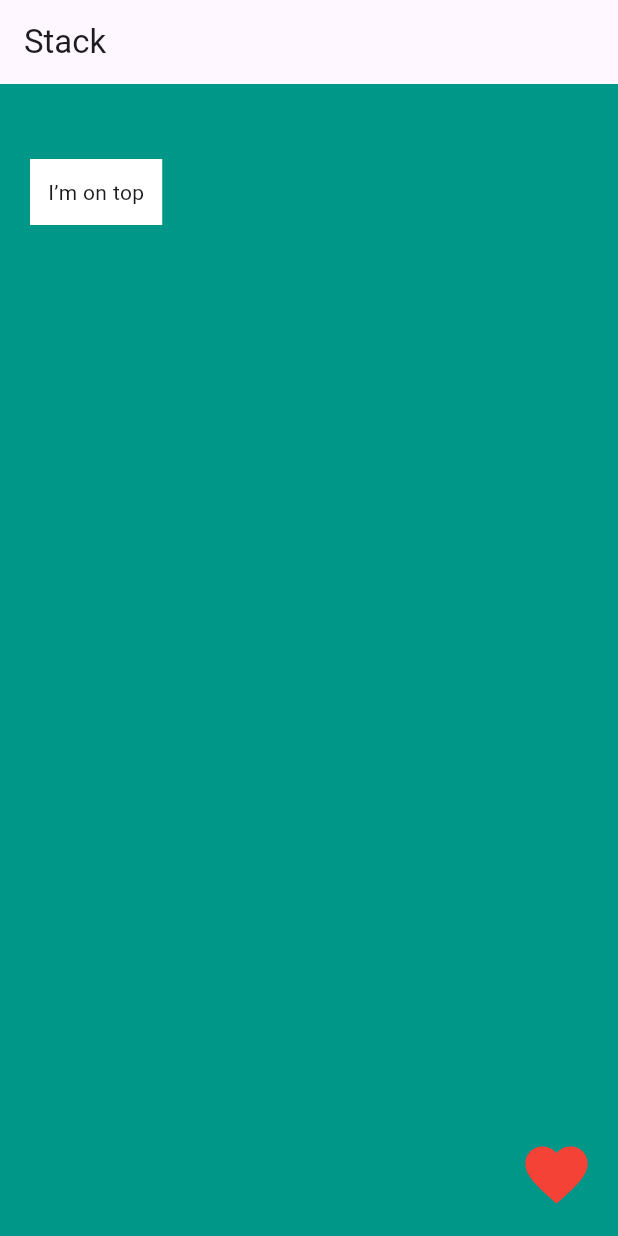
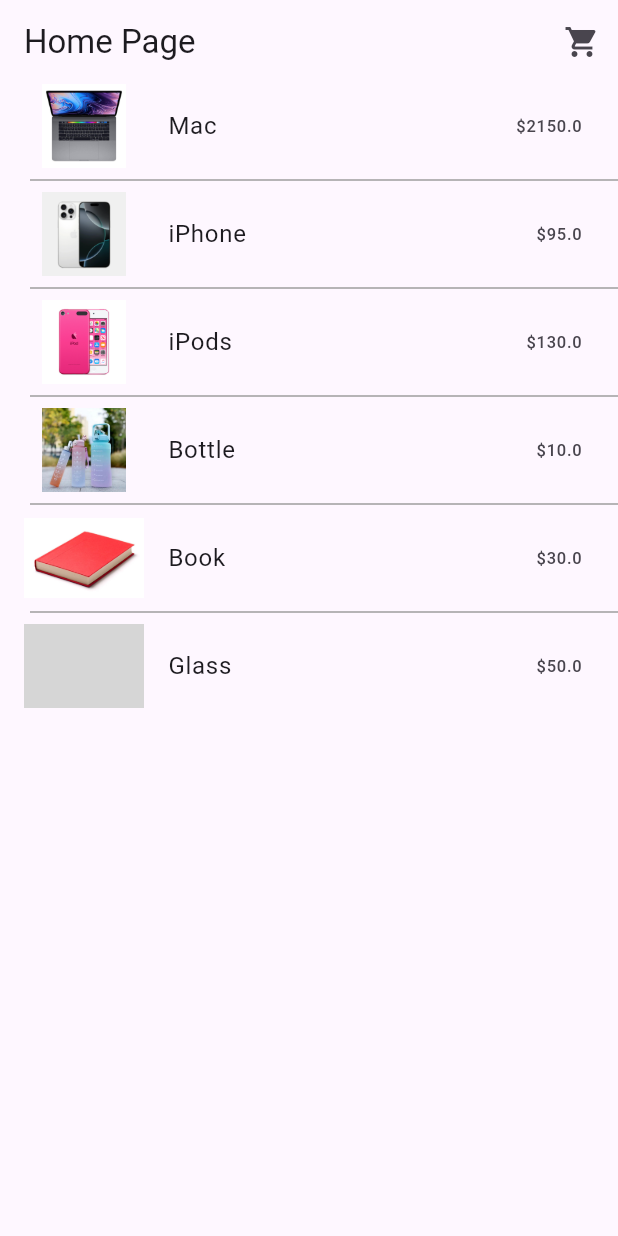
Before and after one commit to UsmanKhalilNGI/Flutter, a Flutter app: the screen it shows after launch, on a phone screen of 412 x 824 dp. Run offline on Flutter 3.47's test engine with Material 3 defaults, Android fonts, the phone set to English and light mode, and no system bars; grey boxes are pictures that could not be loaded.

Commit message:
-Product listing added -Add to cart implemented

```diff
--- a/lib/main.dart
+++ b/lib/main.dart
@@ -1,4 +1,6 @@
+import 'package:demo_app/src/features/home/Home.dart';
 import 'package:flutter/material.dart';
+import 'package:demo_app/src/core/routes/AppRouter.dart';
 
 void main() {
   runApp(const MyApp());
@@ -7,6 +9,7 @@ void main() {
 class MyApp extends StatelessWidget {
   const MyApp({super.key});
 
+
   // This widget is the root of your application.
   @override
   Widget build(BuildContext context) {
@@ -14,10 +17,10 @@ class MyApp extends StatelessWidget {
       debugShowCheckedModeBanner: false,
       title: 'Flutter Demo',
       theme: ThemeData(
-        // Th
         colorScheme: ColorScheme.fromSeed(seedColor: Colors.deepPurple),
       ),
-      home: const StackDemo(),
+      home: const Home(),
+      routes: AppRouter.routes,
       // home: const MyHomePage(title: 'Flutter Demo Home Page'),
     );
   }
--- /dev/null
+++ b/lib/src/core/routes/AppRouter.dart
@@ -0,0 +1,10 @@
+import 'package:flutter/material.dart';
+import '../../features/cart/Cart.dart';
+
+class AppRouter {
+  static const cart = '/cart';
+
+  static final routes = <String, WidgetBuilder>{
+    cart: (_) => const Cart(),
+  };
+}
--- /dev/null
+++ b/lib/src/features/home/Home.dart
@@ -0,0 +1,96 @@
+import 'package:demo_app/src/core/routes/AppRouter.dart';
+import 'package:demo_app/src/features/products/ProductModel.dart';
+import 'package:flutter/material.dart';
+import '../products/ProductRepository.dart';
+
+class Home extends StatefulWidget {
+  const Home({super.key});
+
+  @override
+  State<Home> createState() => _HomeState();
+}
+
+class _HomeState extends State<Home> {
+  List<Product> products = [];
+  int cartCount = 0; // cart badge counter
+  List<Product> cartProducts = [];
+  ProductRepository productRepository = ProductRepository();
+  @override
+  void initState() {
+    super.initState();
+    products = productRepository.products;
+  }
+
+  @override
+  Widget build(BuildContext context) {
+    return Scaffold(
+      appBar: AppBar(
+        title: const Text("Home Page"),
+        actions: [
+          Stack(
+            children: [
+              IconButton(
+                icon: const Icon(Icons.shopping_cart),
+                onPressed: () {
+                  print("Total cart items: ${cartProducts.length}");
+                  // TODO: navigate to cart screen
+                  Navigator.pushNamed(context, AppRouter.cart, arguments: {
+                    'cartProducts': cartProducts,
+                    'productRepository': productRepository,
+                  });
+                },
+              ),
+              if (cartProducts.length > 0)
+                Positioned(
+                  right: 6,
+                  top: 6,
+                  child: Container(
+                    padding: const EdgeInsets.all(4),
+                    decoration: const BoxDecoration(
+                      color: Colors.red,
+                      shape: BoxShape.circle,
+                    ),
+                    child: Text(
+                      cartProducts.length.toString(),
+                      style: const TextStyle(color: Colors.white, fontSize: 12),
+                    ),
+                  ),
+                ),
+            ],
+          ),
+        ],
+      ),
+      body: Column(
+        children: [
+          Expanded(
+            child: ListView.separated(
+              itemCount: products.length,
+              itemBuilder: (context, index) {
+                return GestureDetector(
+                  onTap: () {
+                    setState(() {
+                      productRepository.addToCart(products[index]);
+                      cartProducts = productRepository.getCartItems();
+                      print("Count is ${cartProducts.length}");
+                    });
+                  },
+                  child: ListTile(
+                    leading: Image.asset(
+                      "assets/images/${products[index].name}.png",
+                      width: 80,
+                      height: 80,
+                    ),
+                    title: Text(products[index].name),
+                    trailing: Text("\$${products[index].price}"),
+                  ),
+                );
+              },
+              separatorBuilder: (context, index) =>
+                  const Divider(thickness: 1, color: Colors.grey, indent: 20),
+            ),
+          ),
+        ],
+      ),
+    );
+  }
+}
--- /dev/null
+++ b/lib/src/features/products/ProductModel.dart
@@ -0,0 +1,8 @@
+class Product {
+  int id;
+  String name;
+  double price;
+  int quantity = 1;
+
+  Product(this.id, this.name, this.price);
+}
--- /dev/null
+++ b/lib/src/features/products/ProductRepository.dart
@@ -0,0 +1,50 @@
+import 'ProductModel.dart';
+
+class ProductRepository {
+  List<Product> products = [
+    Product(1, "Mac", 2150.0),
+    Product(2, "iPhone", 95.0),
+    Product(3, "iPods", 130.0),
+    Product(4, "Bottle", 10.0),
+    Product(5, "Book", 30.0),
+    Product(6, "Glass", 50.0),
+  ];
+
+List<Product> _addedProducts = [];
+double total = 0.0;
+double discountedTotal = 0.0;
+
+  void addToCart(Product item) {
+    // Logic to add product to cart
+    print("TRying to Add to cart: ${item.name}");
+    if (!_addedProducts.contains(item)) {
+      _addedProducts.add(item);
+      print("Added to cart: ${item.name}");
+    } else {
+      _addedProducts.firstWhere((p) => p.id == item.id).quantity += 1;
+      // product.quantity += 1;
+    }
+  }
+
+  List<Product> getCartItems() {
+    print("cARt products: ${_addedProducts.length}");
+    return _addedProducts;
+    // Logic to get cart items
+    // for (var product in _products) {
+    //   print(
+    //       "Product: ${product.name}, Price: ${product.price}, Quantity: ${product.quantity}");
+    // }
+  }
+  double getTotalAmount() {
+    total = _addedProducts.fold(0, (total, current) => total + (current.price * current.quantity));
+    return total;
+  }
+
+double applyDiscount({double discount = 10.0}) {
+    //     for (var item in _products) {
+    //       total += item.price;
+    //     }
+    //     print("Total us $total & discount is ${discount/100}");
+    return total = total - (total * (discount / 100));
+  }
+}
```
Also changed, not shown: lib/src/features/cart/Cart.dart (added, +132 -0 lines), pubspec.yaml (+9 -3 lines), assets/images/Book.png (added), assets/images/Bottle.png (added), assets/images/Glass.png (added), assets/images/Mac.png (added), assets/images/iPhone.png (added), assets/images/iPods.png (added), 38 other files.
